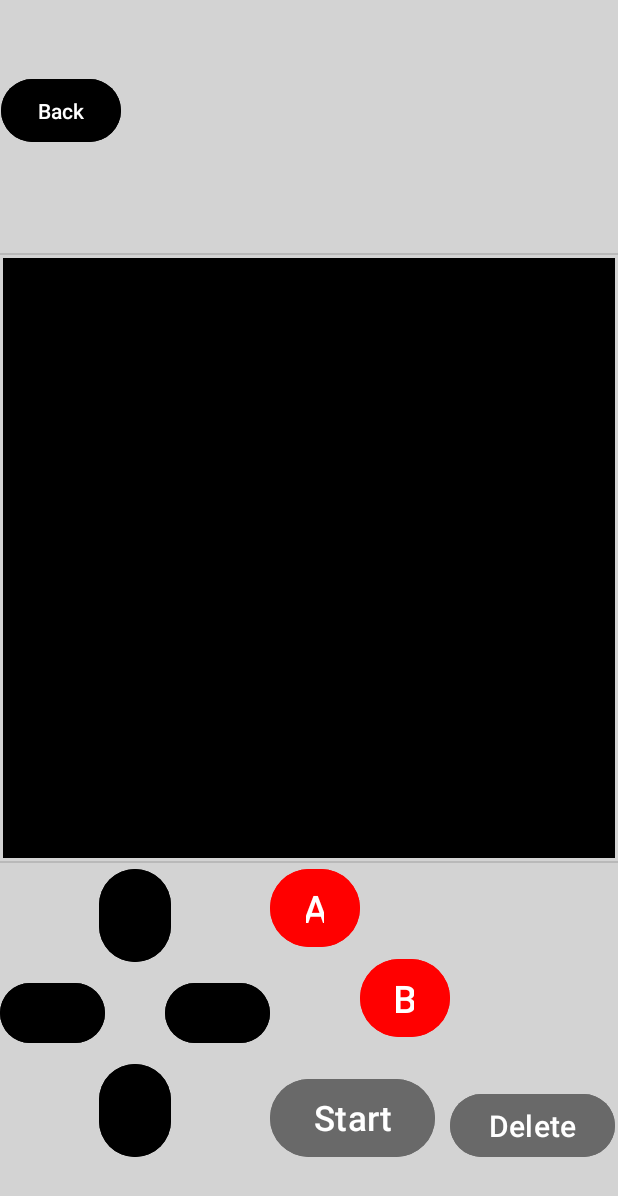
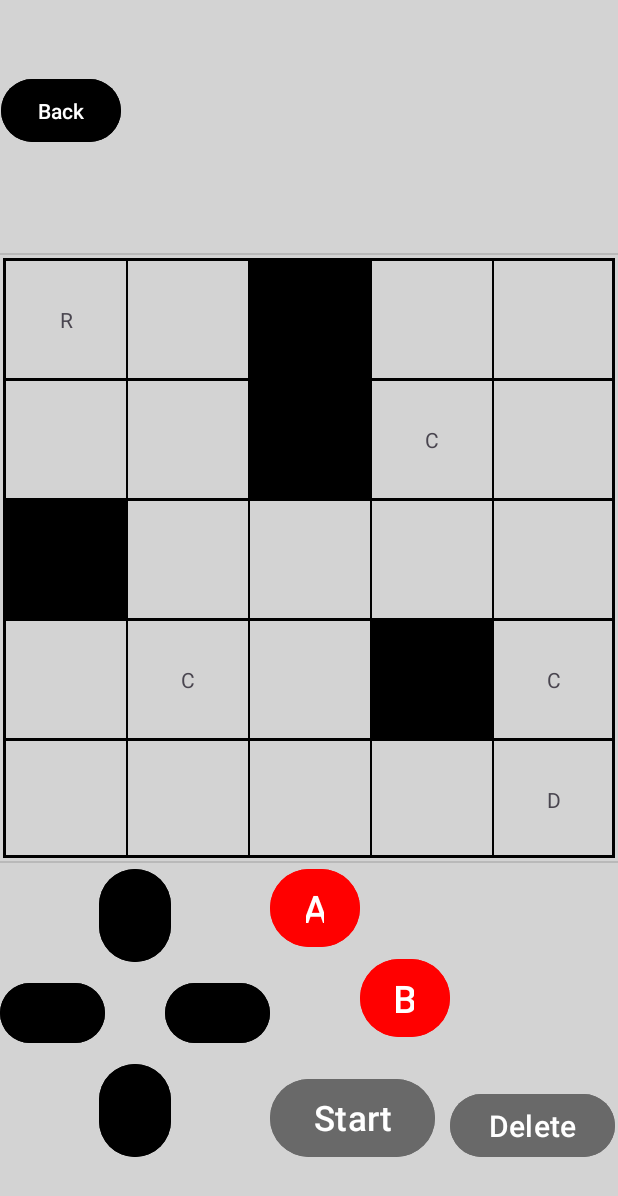
Before and after one commit to GrahamMJohnson/RobotPuzzleGame, an Android app: the screen it shows after launch (MainActivity), on a phone screen of 412 x 824 dp. Shown: the top 1196 px of the screen. Run offline under Robolectric (Android 15) with nearby library versions, the phone set to English and light mode, and no system bars.

Commit message:
Merged PR 32: Populate game board, and clean up drag and drop

```diff
--- a/app/src/main/java/cos420/robotrally/MainActivity.java
+++ b/app/src/main/java/cos420/robotrally/MainActivity.java
@@ -1,36 +1,46 @@
 package cos420.robotrally;
 
 import android.app.Dialog;
+import android.graphics.Canvas;
+import android.graphics.Color;
+import android.graphics.ColorFilter;
+import android.graphics.drawable.ColorDrawable;
+import android.graphics.drawable.Drawable;
 import android.os.Bundle;
 import android.util.Log;
 import android.view.LayoutInflater;
 import android.view.View;
 import android.widget.GridView;
 import android.widget.ImageView;
-import android.widget.LinearLayout;
-import android.widget.TextView;
 
 import androidx.annotation.NonNull;
+import androidx.annotation.Nullable;
 import androidx.appcompat.app.AppCompatActivity;
-import androidx.recyclerview.widget.ItemTouchHelper;
 import androidx.recyclerview.widget.LinearLayoutManager;
 import androidx.recyclerview.widget.RecyclerView;
 
 import java.security.InvalidParameterException;
 import java.util.ArrayList;
-import java.util.Collections;
 import java.util.List;
 
+import cos420.robotrally.adaptersAndItems.GridAdapter;
+import cos420.robotrally.adaptersAndItems.GridItem;
 import cos420.robotrally.adaptersAndItems.MoveAdapter;
 import cos420.robotrally.adaptersAndItems.MoveItem;
 import cos420.robotrally.levels.LevelData;
+import cos420.robotrally.models.Collectable;
 import cos420.robotrally.models.LevelController;
+import cos420.robotrally.models.Obstacle;
 import cos420.robotrally.services.LevelMapper;
 
 public class MainActivity extends AppCompatActivity {
     List<MoveItem> moveList;
     MoveAdapter adapter;
     LevelController levelController;
+
+    GridView gridTile;
+    ArrayList<GridItem> gridList;
+    GridAdapter gridAdapter;
 
     /**
      * 0 indexed list of the data for level layout<br>
@@ -43,6 +53,9 @@ public class MainActivity extends AppCompatActivity {
         super.onCreate(savedInstanceState);
         setContentView(R.layout.activity_main);
 
+        // list of data for all the levels
+        levels = LevelMapper.mapLevelDataFromFile(this);
+
          //Moves view set up
         RecyclerView recyclerView = findViewById(R.id.move_viewer);
         moveList = new ArrayList<>();
@@ -51,12 +64,18 @@ public class MainActivity extends AppCompatActivity {
         //Set Adapter
         adapter = new MoveAdapter(moveList);
         recyclerView.setAdapter(adapter);
-        //Set ItemTouchHelper
-        ItemTouchHelper itemTouchHelper = new ItemTouchHelper(simpleCallback);
-        itemTouchHelper.attachToRecyclerView(recyclerView);
 
-        // list of data for all the levels
-        levels = LevelMapper.mapLevelDataFromFile(this);
+        //GridTile  view set up
+        gridTile = findViewById(R.id.grid);
+        gridList = new ArrayList<>();
+
+        //TODO remove hardcoding of level 1
+        setupGrid(levels.get(0));
+
+        //Set adapter
+        gridAdapter = new GridAdapter(this, gridList);
+        gridTile.setAdapter(gridAdapter);
+
 
         // TODO make level dynamic
         levelController = new LevelController(levels.get(0));
@@ -147,24 +166,6 @@ public class MainActivity extends AppCompatActivity {
         adapter.notifyDataSetChanged(); //notify adapter of change
     }
 
-    ItemTouchHelper.SimpleCallback simpleCallback = new ItemTouchHelper.SimpleCallback(ItemTouchHelper.UP | ItemTouchHelper.DOWN | ItemTouchHelper.START | ItemTouchHelper.END, 0) {
-        @Override //drag and drop moves
-        public boolean onMove(@NonNull RecyclerView recyclerView, @NonNull RecyclerView.ViewHolder viewHolder, @NonNull RecyclerView.ViewHolder target) {
-            int fromPosition = viewHolder.getAdapterPosition();
-            int toPosition = target.getAdapterPosition();
-            Collections.swap(moveList, fromPosition, toPosition);
-            recyclerView.getAdapter().notifyItemMoved(fromPosition, toPosition);
-            //make changes to backend
-            levelController.switchMove(fromPosition, toPosition);
-            return false;
-        }
-
-        @Override
-        public void onSwiped(@NonNull RecyclerView.ViewHolder viewHolder, int direction) {
-
-        }
-    };
-
     private void showRobotHit(){
         //TODO: Test to see if this works
         //Still figuring out how to make the dialog show up.
@@ -198,5 +199,67 @@ public class MainActivity extends AppCompatActivity {
         dynamicGrid.addView(level);
     }
 
+    /**
+     * Sets up the game board grid
+     * @param l the current level
+     */
+    private void setupGrid(LevelData l) {
+        int size = l.gameBoardData.getSize(); //size of game board
+        ColorDrawable gray = new ColorDrawable(Color.parseColor("#D3D3D3"));
+        ColorDrawable black = new ColorDrawable(Color.parseColor("#000000"));
+
+        for (int i = 0; i < size; i++) { // Row
+            for (int j = 0; j < size; j++) { //Column
+                if (i == l.gameBoardData.getStartRow() && j == l.gameBoardData.getStartColumn()) { //Check if start tile
+                    gridList.add(new GridItem("R", gray));
+                }else if (i == l.gameBoardData.getGoalRow() && j == l.gameBoardData.getGoalColumn()) { //Check if Goal tile
+                    gridList.add(new GridItem("D", gray));
+                }else if(isObstacle(l.gameBoardData.getObstacles(), i, j)) {
+                    gridList.add(new GridItem("", black));
+                }else if(isCollectable(l.gameBoardData.getCollectables(), i, j)) {
+                    gridList.add(new GridItem("C", gray));
+                } else {// Blank Tile
+                    gridList.add(new GridItem("", gray));
+                }
+            }
+        }
+    }
+
+    /**
+     * checks if the tile is a Obstacle
+     * @param list
+     * @param row
+     * @param col
+     * @return
+     */
+    private boolean isObstacle(List<Obstacle> list, int row, int col) {
+        for (int i = 0; i < list.size(); i++) {
+            int r = list.get(i).getRow();
+            int c = list.get(i).getColumn();
+            if(r == row && c == col) {
+                return true;
+            }
+        }
+        return false;
+    }
+
+    /**
+     * Checks if the tile is a Collectable
+     * @param list
+     * @param row
+     * @param col
+     * @return
+     */
+    private boolean isCollectable(List<Collectable> list, int row, int col) {
+        for (int i = 0; i < list.size(); i++) {
+            int r = list.get(i).getRow();
+            int c = list.get(i).getColumn();
+            if(r == row && c == col) {
+                return true;
+            }
+        }
+        return false;
+    }
+
     // TODO clear button listeners when done with level
 }
--- /dev/null
+++ b/app/src/main/java/cos420/robotrally/adaptersAndItems/GridAdapter.java
@@ -0,0 +1,40 @@
+package cos420.robotrally.adaptersAndItems;
+
+import android.content.Context;
+import android.view.LayoutInflater;
+import android.view.View;
+import android.view.ViewGroup;
+import android.widget.ArrayAdapter;
+import android.widget.TextView;
+
+import java.util.ArrayList;
+
+import cos420.robotrally.R;
+
+public class GridAdapter extends ArrayAdapter<GridItem> {
+
+    public GridAdapter(Context context, ArrayList<GridItem> list) {
+        super(context, 0, list);
+    }
+
+    @Override
+    public View getView(int position, View convertView, ViewGroup parent) {
+        View itemView = convertView;
+        if (itemView == null) {
+            itemView = LayoutInflater.from(getContext())
+                    .inflate(R.layout.grid_tile,
+                            parent, false);
+        }
+
+        GridItem gridItem = getItem(position);
+
+        TextView textView = itemView.findViewById(R.id.tile_view);
+
+        if (gridItem != null) {
+            textView.setText(gridItem.getText());
+            textView.setBackground(gridItem.getColor());
+        }
+
+        return itemView;
+    }
+}
--- /dev/null
+++ b/app/src/main/java/cos420/robotrally/adaptersAndItems/GridItem.java
@@ -0,0 +1,30 @@
+package cos420.robotrally.adaptersAndItems;
+
+import android.graphics.drawable.Drawable;
+
+/**
+ * model for adding data to a grid tile
+ */
+public class GridItem {
+    private String text;
+    private Drawable color;
+
+    /**
+     * Constructor
+     * @param text
+     */
+    public GridItem(String text, Drawable color) {
+        this.text = text;
+        this.color = color;
+    }
+
+    /**
+     * Getter
+     * @return
+     */
+    public String getText() {
+        return text;
+    }
+
+    public Drawable getColor() { return color;}
+}
--- a/app/src/main/java/cos420/robotrally/helpers/GameBoardData.java
+++ b/app/src/main/java/cos420/robotrally/helpers/GameBoardData.java
@@ -41,4 +41,31 @@ public class GameBoardData {
         this.goalRow = goalRow;
         this.goalColumn = goalColumn;
     }
+
+    public int getSize() {
+        return size;
+    }
+    public int getStartRow() {
+        return startRow;
+    }
+
+    public int getStartColumn() {
+        return startColumn;
+    }
+
+    public int getGoalRow() {
+        return goalRow;
+    }
+
+    public int getGoalColumn() {
+        return goalColumn;
+    }
+
+    public List<Obstacle> getObstacles() {
+        return obstacles;
+    }
+
+    public List<Collectable> getCollectables() {
+        return collectables;
+    }
 }
--- a/app/src/main/res/layout/activity_main.xml
+++ b/app/src/main/res/layout/activity_main.xml
@@ -31,17 +31,24 @@
             android:textSize="40sp"/>
     </LinearLayout>
 
-    <GridLayout
+    <GridView
         android:id="@+id/grid"
-        android:layout_width="match_parent"
+        android:layout_width="fill_parent"
         android:layout_height="400dp"
-        android:columnCount="5"
+        android:layout_margin="2dp"
+        android:background="@color/black"
+        android:columnWidth="80dp"
         android:gravity="center"
+        android:horizontalSpacing="2dp"
+        android:numColumns="5"
 
-        android:background="@color/black"
-        android:layout_margin="2dp"
+        android:stretchMode="columnWidth"
+        android:verticalSpacing="2dp"
 
-        tools:listitem="@layout/grid_tile"/>
+        android:padding="2dp"
+
+
+        tools:listitem="@layout/grid_tile" />
 
     <LinearLayout
         android:layout_width="match_parent"
--- a/app/src/main/res/layout/grid_tile.xml
+++ b/app/src/main/res/layout/grid_tile.xml
@@ -4,12 +4,11 @@
     xmlns:tools="http://schemas.android.com/tools"
     tools:ignore="HardcodedText"
     android:id="@+id/tile_view"
-    android:layout_width="50dp"
-    android:layout_height="50dp"
+    android:layout_width="80dp"
+    android:layout_height="78dp"
 
     android:background="@color/light_grey"
     android:gravity="center"
-    android:layout_margin="2dp"
 
     android:contentDescription="a game tile"
     android:text="@string/app_name"
```
